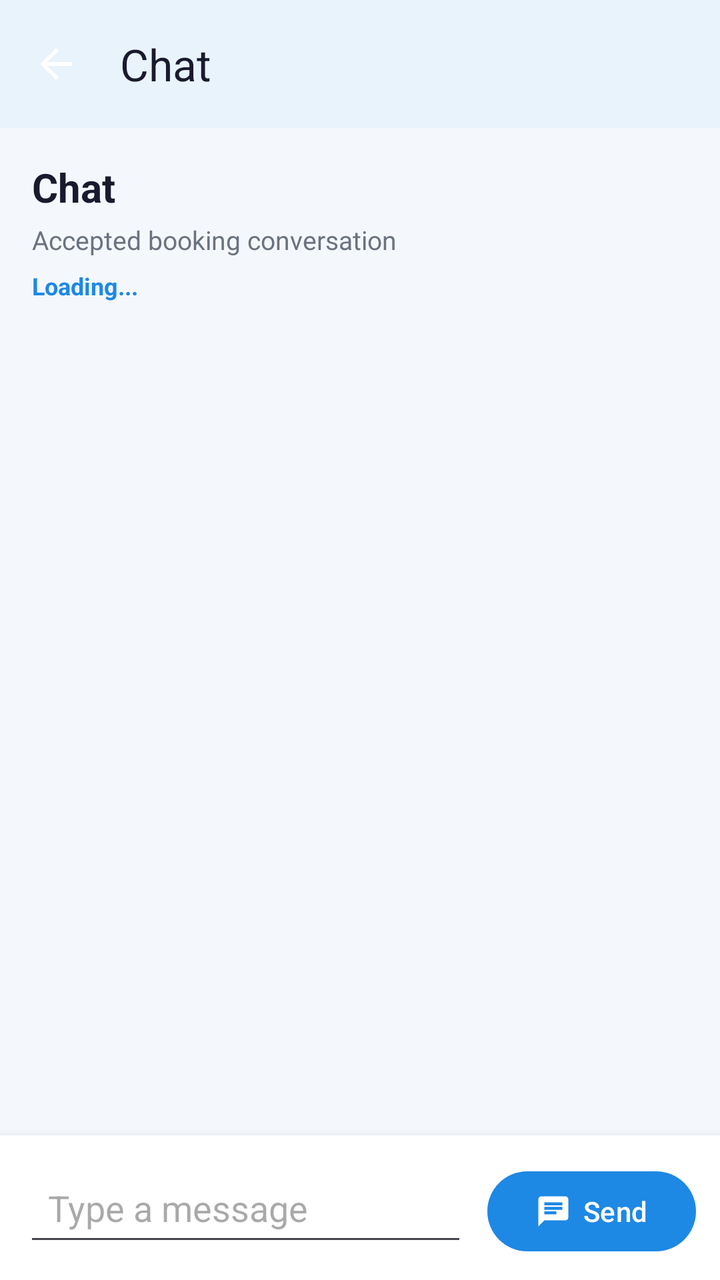
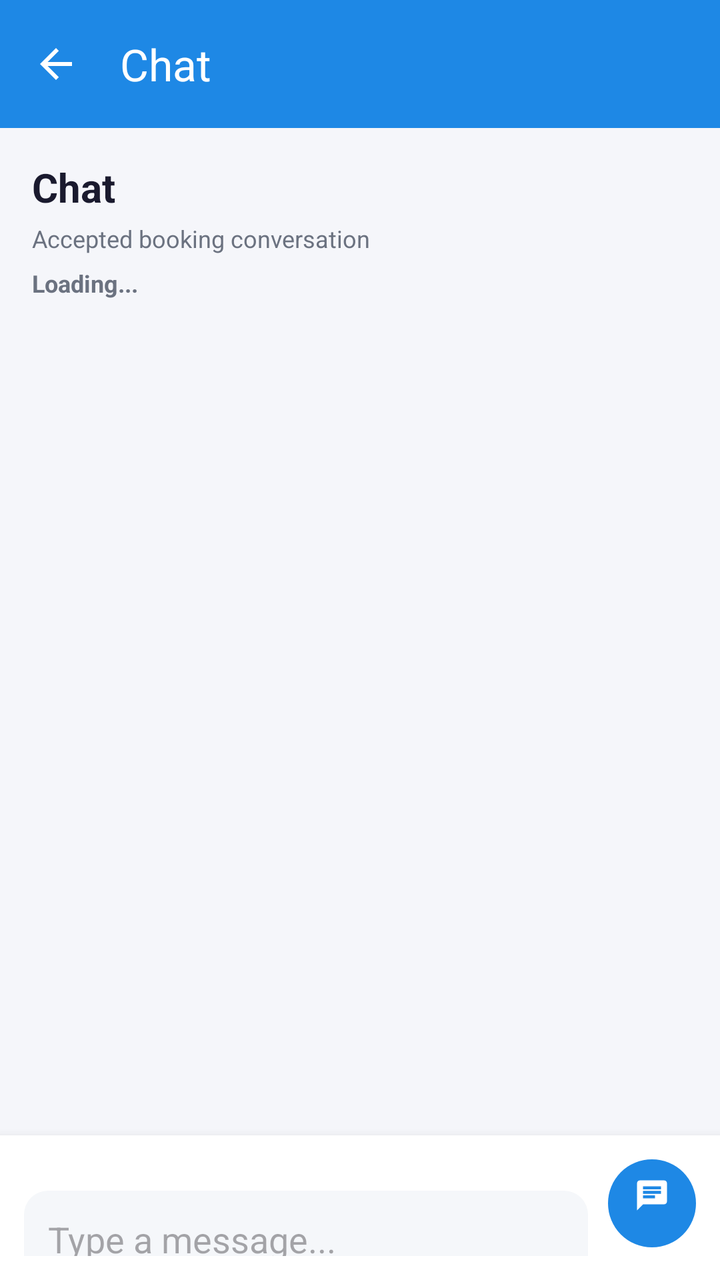

Before-and-after screenshots of an Android layout around one commit, followed by the original layout XML and the change that was made.
<!-- AndroidManifest.xml: application theme Theme.QuickFix -->
<!-- res/layout/activity_messages.xml -->
<?xml version="1.0" encoding="utf-8"?>
<androidx.coordinatorlayout.widget.CoordinatorLayout
    xmlns:android="http://schemas.android.com/apk/res/android"
    xmlns:app="http://schemas.android.com/apk/res-auto"
    android:layout_width="match_parent"
    android:layout_height="match_parent"
    android:background="@color/screen_background">

    <LinearLayout
        android:layout_width="match_parent"
        android:layout_height="match_parent"
        android:orientation="vertical">

        <com.google.android.material.appbar.MaterialToolbar
            android:id="@+id/toolbarMessages"
            android:layout_width="match_parent"
            android:layout_height="wrap_content"
            android:background="@color/card_bg"
            android:elevation="4dp"
            app:navigationIcon="@drawable/ic_arrow_back_white"
            app:titleTextColor="@color/text_primary"
            app:subtitleTextColor="@color/text_secondary"
            app:title="Chat" />

        <LinearLayout
            android:layout_width="match_parent"
            android:layout_height="wrap_content"
            android:orientation="vertical"
            android:padding="16dp">

            <TextView
                android:id="@+id/tvChatTitle"
                android:layout_width="wrap_content"
                android:layout_height="wrap_content"
                android:text="Chat"
                android:textColor="@color/text_primary"
                android:textSize="20sp"
                android:textStyle="bold" />

            <TextView
                android:id="@+id/tvChatSubtitle"
                android:layout_width="wrap_content"
                android:layout_height="wrap_content"
                android:layout_marginTop="4dp"
                android:text="Accepted booking conversation"
                android:textColor="@color/text_secondary"
                android:textSize="13sp" />

            <TextView
                android:id="@+id/tvChatStatus"
                android:layout_width="wrap_content"
                android:layout_height="wrap_content"
                android:layout_marginTop="6dp"
                android:text="Loading..."
                android:textColor="@color/primary"
                android:textSize="12sp"
                android:textStyle="bold" />
        </LinearLayout>

        <androidx.recyclerview.widget.RecyclerView
            android:id="@+id/rvMessages"
            android:layout_width="match_parent"
            android:layout_height="0dp"
            android:layout_weight="1"
            android:clipToPadding="false"
            android:paddingStart="12dp"
            android:paddingEnd="12dp"
            android:paddingBottom="8dp" />

        <LinearLayout
            android:id="@+id/emptyState"
            android:layout_width="match_parent"
            android:layout_height="wrap_content"
            android:orientation="vertical"
            android:gravity="center"
            android:padding="16dp"
            android:visibility="gone">

            <TextView
                android:id="@+id/tvEmptyState"
                android:layout_width="wrap_content"
                android:layout_height="wrap_content"
                android:text="No messages yet"
                android:textColor="@color/text_secondary"
                android:textSize="14sp" />
        </LinearLayout>

        <LinearLayout
            android:id="@+id/composerBar"
            android:layout_width="match_parent"
            android:layout_height="wrap_content"
            android:orientation="horizontal"
            android:padding="12dp"
            android:background="@color/card_bg"
            android:elevation="8dp">

            <com.google.android.material.textfield.TextInputEditText
                android:id="@+id/etMessage"
                android:layout_width="0dp"
                android:layout_height="wrap_content"
                android:layout_weight="1"
                android:hint="Type a message"
                android:minLines="1"
                android:maxLines="4"
                android:padding="12dp" />

            <com.google.android.material.button.MaterialButton
                android:id="@+id/btnSend"
                android:layout_width="wrap_content"
                android:layout_height="wrap_content"
                android:layout_marginStart="10dp"
                android:text="Send"
                app:icon="@drawable/ic_messages"
                app:iconGravity="textStart"
                app:iconPadding="6dp"
                app:cornerRadius="20dp" />
        </LinearLayout>

    </LinearLayout>

    <ProgressBar
        android:id="@+id/progressBar"
        android:layout_width="40dp"
        android:layout_height="40dp"
        android:layout_gravity="center"
        android:visibility="gone" />

</androidx.coordinatorlayout.widget.CoordinatorLayout>
<!-- resources referenced by this layout -->
<resources>
  <color name="card_bg">#FFFFFF</color>
  <color name="primary">#1E88E5</color>
  <color name="screen_background">#F4F7FB</color>
  <color name="text_primary">#1A1A2E</color>
  <color name="text_secondary">#6B7280</color>
  <!-- drawable ic_arrow_back_white (drawable) -->
  <vector xmlns:android="http://schemas.android.com/apk/res/android"
      android:width="24dp"
      android:height="24dp"
      android:viewportWidth="24"
      android:viewportHeight="24">
      <path
          android:fillColor="#FFFFFF"
          android:pathData="M20,11H7.83l5.59,-5.59L12,4l-8,8 8,8 1.41,-1.41L7.83,13H20v-2z" />
  </vector>
  <!-- drawable ic_messages (drawable) -->
  <vector xmlns:android="http://schemas.android.com/apk/res/android"
      android:width="24dp"
      android:height="24dp"
      android:viewportWidth="24"
      android:viewportHeight="24">
      <path android:fillColor="#FFFFFF"
          android:pathData="M20,2H4c-1.1,0 -1.99,0.9 -1.99,2L2,22l4,-4h14c1.1,0 2,-0.9 2,-2V4c0,-1.1 -0.9,-2 -2,-2zM6,9h12v2H6V9zM14,14H6v-2h8v2zM18,8H6V6h12v2z"/>
  </vector>
  <style name="Theme.QuickFix" parent="Base.Theme.QuickFix" />
  <color name="primary_dark">#1565C0</color>
  <color name="accent_green">#43A047</color>
  <color name="surface_variant">#F5F7FA</color>
  <color name="divider">#E5E7EB</color>
  <style name="Theme.QuickFix.AdminDialog" parent="ThemeOverlay.Material3.MaterialAlertDialog">
          <item name="colorSurface">@color/card_bg</item>
          <item name="colorOnSurface">@color/text_primary</item>
          <item name="colorOutline">@color/divider</item>
      </style>
  <style name="Theme.QuickFix.BottomSheet" parent="ThemeOverlay.Material3.BottomSheetDialog">
          <item name="colorSurface">@color/card_bg</item>
          <item name="colorOnSurface">@color/text_primary</item>
          <item name="android:colorBackground">@color/card_bg</item>
      </style>
  <style name="Widget.QuickFix.Button" parent="Widget.Material3.Button">
          <item name="backgroundTint">@color/primary</item>
          <item name="android:textColor">@color/white</item>
      </style>
  <style name="Widget.QuickFix.Chip.Filter" parent="Widget.Material3.Chip.Filter">
          <item name="chipBackgroundColor">@color/surface_variant</item>
          <item name="android:textColor">@color/text_primary</item>
          <item name="checkedIconTint">@color/primary</item>
      </style>
  <style name="Widget.QuickFix.TextInputLayout" parent="Widget.Material3.TextInputLayout.OutlinedBox">
          <item name="boxBackgroundColor">@color/input_background</item>
          <item name="boxStrokeColor">@color/input_stroke</item>
          <item name="boxStrokeErrorColor">@color/error_red</item>
          <item name="hintTextColor">@color/input_hint</item>
          <item name="startIconTint">@color/input_icon</item>
          <item name="endIconTint">@color/input_icon</item>
          <item name="boxStrokeWidthFocused">2dp</item>
      </style>
  <color name="white">#FFFFFFFF</color>
  <color name="input_background">#FFFFFF</color>
  <color name="input_stroke">#1E88E5</color>
  <color name="error_red">#D32F2F</color>
  <color name="input_hint">#6B7280</color>
  <color name="input_icon">#455A64</color>
  <!-- unchanged entries left out for length: 1 -->
</resources>

<!-- the commit's change to res/layout/activity_messages.xml (unified diff, before → after) -->
@@ -4,7 +4,7 @@
     xmlns:app="http://schemas.android.com/apk/res-auto"
     android:layout_width="match_parent"
     android:layout_height="match_parent"
-    android:background="@color/screen_background">
+    android:background="#F5F6FA">
 
     <LinearLayout
         android:layout_width="match_parent"
@@ -15,11 +15,11 @@
             android:id="@+id/toolbarMessages"
             android:layout_width="match_parent"
             android:layout_height="wrap_content"
-            android:background="@color/card_bg"
+            android:background="@color/primary"
             android:elevation="4dp"
             app:navigationIcon="@drawable/ic_arrow_back_white"
-            app:titleTextColor="@color/text_primary"
-            app:subtitleTextColor="@color/text_secondary"
+            app:titleTextColor="@android:color/white"
+            app:subtitleTextColor="#EAF2FF"
             app:title="Chat" />
 
         <LinearLayout
@@ -44,7 +44,7 @@
                 android:layout_marginTop="4dp"
                 android:text="Accepted booking conversation"
                 android:textColor="@color/text_secondary"
-                android:textSize="13sp" />
+                android:textSize="12sp" />
 
             <TextView
                 android:id="@+id/tvChatStatus"
@@ -52,7 +52,7 @@
                 android:layout_height="wrap_content"
                 android:layout_marginTop="6dp"
                 android:text="Loading..."
-                android:textColor="@color/primary"
+                android:textColor="@color/text_secondary"
                 android:textSize="12sp"
                 android:textStyle="bold" />
         </LinearLayout>
@@ -99,21 +99,25 @@
                 android:layout_width="0dp"
                 android:layout_height="wrap_content"
                 android:layout_weight="1"
-                android:hint="Type a message"
+                android:hint="Type a message..."
                 android:minLines="1"
                 android:maxLines="4"
-                android:padding="12dp" />
+                android:padding="12dp"
+                android:background="@drawable/bg_profile_card_top_rounded" />
 
             <com.google.android.material.button.MaterialButton
                 android:id="@+id/btnSend"
-                android:layout_width="wrap_content"
-                android:layout_height="wrap_content"
+                android:layout_width="44dp"
+                android:layout_height="44dp"
                 android:layout_marginStart="10dp"
-                android:text="Send"
+                android:text=""
+                android:insetTop="0dp"
+                android:insetBottom="0dp"
                 app:icon="@drawable/ic_messages"
-                app:iconGravity="textStart"
-                app:iconPadding="6dp"
-                app:cornerRadius="20dp" />
+                app:iconTint="@android:color/white"
+                app:iconGravity="textTop"
+                app:cornerRadius="22dp"
+                app:backgroundTint="@color/primary" />
         </LinearLayout>
 
     </LinearLayout>
<!-- resource entries referenced after the edit -->
@@ -5,6 +5,12 @@
   <color name="screen_background">#F4F7FB</color>
   <color name="text_primary">#1A1A2E</color>
   <color name="text_secondary">#6B7280</color>
+  <!-- drawable bg_profile_card_top_rounded (drawable) -->
+  <?xml version="1.0" encoding="utf-8"?>
+  <shape xmlns:android="http://schemas.android.com/apk/res/android">
+      <solid android:color="@color/surface_variant" />
+      <corners android:radius="12dp" />
+  </shape>
   <!-- drawable ic_arrow_back_white (drawable) -->
   <vector xmlns:android="http://schemas.android.com/apk/res/android"
       android:width="24dp"
